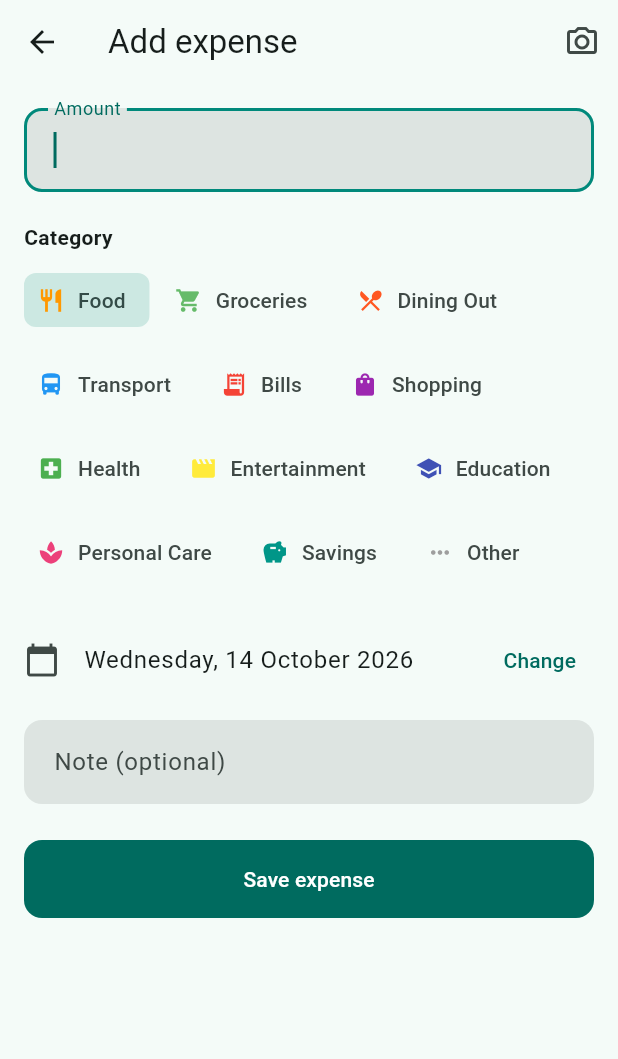
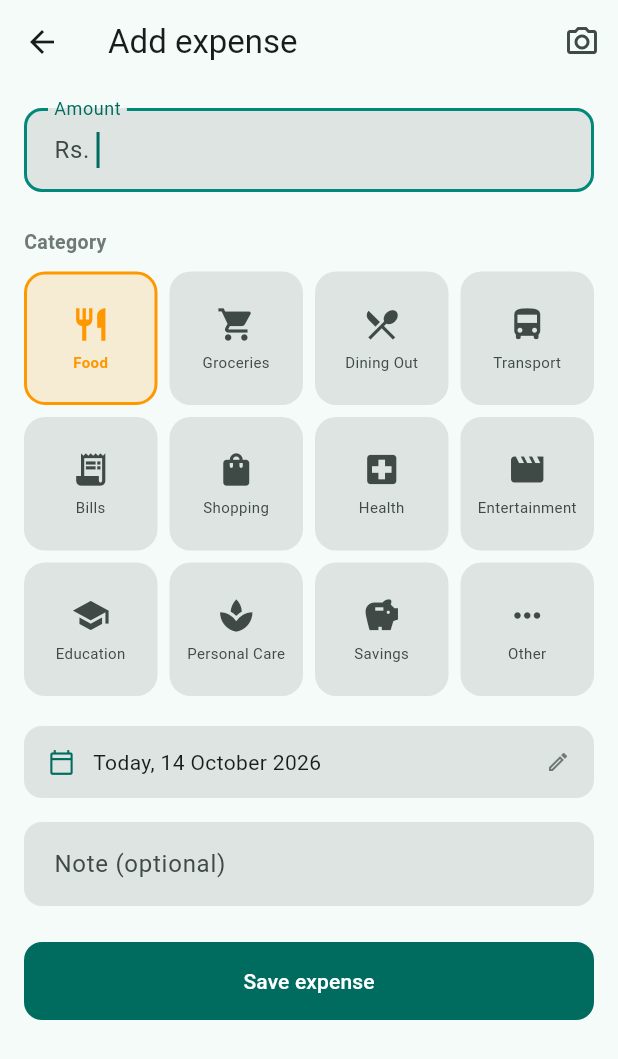
Before and after one commit to thilinaucsc/BudgieApp, a Flutter app: the AddExpenseScreen screen opened directly, on a phone screen of 412 x 824 dp. Shown: the top 1059 px of the screen. Run offline on Flutter 3.47's test engine with Material 3 defaults, Android fonts, the phone set to English and light mode, and no system bars; our stand-ins replace fl_chart, google_generative_ai, google_sign_in, image_picker, in_app_purchase, share_plus and 1 more; missing offline and left inert: google_mlkit_text_recognition, googleapis; accounts and stored records are empty.

Commit message:
ux: modern UI overhaul across all main screens
Home: group expense list by date with day headers showing label (Today /
Yesterday / weekday) and per-day total; remove redundant date from each
expense row

Add Expense: replace ChoiceChip wrap with animated 4-column category grid
(icon + label, color-highlighted when selected); currency prefix on amount
field; styled date picker row replaces plain ListTile

Settings: reorganise into labelled section cards (Budget, Security &
Backup, Premium); Google email shown as subtitle; consistent chevron
trailing icons

Theme: add listTileTheme (16px padding, 12px vertical) and dividerTheme
(1dp) so section cards look crisp

Co-Authored-By: Claude Sonnet 4.6 <noreply@anthropic.com>

```diff
--- a/lib/main.dart
+++ b/lib/main.dart
@@ -75,6 +75,11 @@ class ExpenseApp extends StatelessWidget {
           shape: RoundedRectangleBorder(borderRadius: BorderRadius.circular(8)),
           side: BorderSide.none,
         ),
+        listTileTheme: const ListTileThemeData(
+          contentPadding: EdgeInsets.symmetric(horizontal: 16),
+          minVerticalPadding: 12,
+        ),
+        dividerTheme: const DividerThemeData(space: 1, thickness: 1),
         navigationBarTheme: const NavigationBarThemeData(
           height: 65,
           elevation: 0,
--- a/lib/screens/add_expense_screen.dart
+++ b/lib/screens/add_expense_screen.dart
@@ -25,6 +25,7 @@ class _AddExpenseScreenState extends State<AddExpenseScreen> {
   late String _category;
   late DateTime _date;
   bool _scanning = false;
+  String _currency = 'Rs.';
 
   bool get isEdit => widget.expense != null;
 
@@ -32,10 +33,18 @@ class _AddExpenseScreenState extends State<AddExpenseScreen> {
   void initState() {
     super.initState();
     final e = widget.expense;
-    _amount = TextEditingController(text: e == null ? '' : e.amount.toString());
+    _amount =
+        TextEditingController(text: e == null ? '' : e.amount.toString());
     _note = TextEditingController(text: e?.note ?? '');
     _category = e?.category ?? categories.first.name;
     _date = e?.date ?? DateTime.now();
+    _loadCurrency();
+  }
+
+  Future<void> _loadCurrency() async {
+    final c =
+        await DatabaseHelper.instance.getSetting('currency', 'Rs.');
+    if (mounted) setState(() => _currency = c);
   }
 
   @override
@@ -100,21 +109,25 @@ class _AddExpenseScreenState extends State<AddExpenseScreen> {
     final db = DatabaseHelper.instance;
     final key = await db.getSetting('gemini_api_key', '');
     final result = key.isNotEmpty
-        ? await GeminiService(apiKey: key).extractFromReceipt(File(picked.path))
+        ? await GeminiService(apiKey: key)
+            .extractFromReceipt(File(picked.path))
         : await MlKitService().extractFromReceipt(File(picked.path));
     if (!mounted) return;
     setState(() => _scanning = false);
     if (result == null) {
       ScaffoldMessenger.of(context).showSnackBar(
         const SnackBar(
-          content: Text('Could not read bill — try better lighting or a clearer photo.'),
+          content: Text(
+              'Could not read bill — try better lighting or a clearer photo.'),
           duration: Duration(seconds: 4),
         ),
       );
       return;
     }
     setState(() {
-      if (result.amount != null) _amount.text = result.amount!.toStringAsFixed(2);
+      if (result.amount != null) {
+        _amount.text = result.amount!.toStringAsFixed(2);
+      }
       if (result.date != null) _date = result.date!;
       if (result.category != null) _category = result.category!;
       if (result.note != null) _note.text = result.note!;
@@ -141,6 +154,7 @@ class _AddExpenseScreenState extends State<AddExpenseScreen> {
 
   @override
   Widget build(BuildContext context) {
+    final cs = Theme.of(context).colorScheme;
     return Scaffold(
       appBar: AppBar(
         title: Text(isEdit ? 'Edit expense' : 'Add expense'),
@@ -148,7 +162,10 @@ class _AddExpenseScreenState extends State<AddExpenseScreen> {
           if (_scanning)
             const Padding(
               padding: EdgeInsets.all(14),
-              child: SizedBox(width: 20, height: 20, child: CircularProgressIndicator(strokeWidth: 2)),
+              child: SizedBox(
+                  width: 20,
+                  height: 20,
+                  child: CircularProgressIndicator(strokeWidth: 2)),
             )
           else
             IconButton(
@@ -166,45 +183,38 @@ class _AddExpenseScreenState extends State<AddExpenseScreen> {
             TextFormField(
               controller: _amount,
               autofocus: !isEdit,
-              keyboardType: const TextInputType.numberWithOptions(decimal: true),
-              decoration: const InputDecoration(
+              keyboardType:
+                  const TextInputType.numberWithOptions(decimal: true),
+              decoration: InputDecoration(
                 labelText: 'Amount',
+                prefixText: '$_currency ',
               ),
               validator: (v) {
                 final value = double.tryParse((v ?? '').trim());
-                if (value == null || value <= 0) return 'Enter an amount greater than 0';
+                if (value == null || value <= 0) {
+                  return 'Enter an amount greater than 0';
+                }
                 return null;
               },
             ),
+            const SizedBox(height: 24),
+            Text(
+              'Category',
+              style: TextStyle(
+                fontSize: 13,
+                fontWeight: FontWeight.w600,
+                color: cs.outline,
+              ),
+            ),
+            const SizedBox(height: 10),
+            _categoryGrid(cs),
             const SizedBox(height: 20),
-            const Text('Category', style: TextStyle(fontWeight: FontWeight.w600)),
-            const SizedBox(height: 8),
-            Wrap(
-              spacing: 8,
-              runSpacing: 8,
-              children: categories.map((c) {
-                return ChoiceChip(
-                  showCheckmark: false,
-                  avatar: Icon(c.icon, size: 18, color: c.color),
-                  label: Text(c.name),
-                  selected: _category == c.name,
-                  onSelected: (_) => setState(() => _category = c.name),
-                );
-              }).toList(),
-            ),
-            const SizedBox(height: 20),
-            ListTile(
-              contentPadding: EdgeInsets.zero,
-              leading: const Icon(Icons.calendar_today),
-              title: Text(DateFormat('EEEE, d MMMM yyyy').format(_date)),
-              trailing: TextButton(onPressed: _pickDate, child: const Text('Change')),
-            ),
-            const SizedBox(height: 12),
+            _datePicker(cs),
+            const SizedBox(height: 16),
             TextFormField(
               controller: _note,
-              decoration: const InputDecoration(
-                labelText: 'Note (optional)',
-              ),
+              decoration:
+                  const InputDecoration(labelText: 'Note (optional)'),
             ),
             const SizedBox(height: 24),
             FilledButton(
@@ -216,4 +226,95 @@ class _AddExpenseScreenState extends State<AddExpenseScreen> {
       ),
     );
   }
+
+  Widget _categoryGrid(ColorScheme cs) {
+    return GridView.builder(
+      shrinkWrap: true,
+      physics: const NeverScrollableScrollPhysics(),
+      gridDelegate: const SliverGridDelegateWithFixedCrossAxisCount(
+        crossAxisCount: 4,
+        childAspectRatio: 1.0,
+        crossAxisSpacing: 8,
+        mainAxisSpacing: 8,
+      ),
+      itemCount: categories.length,
+      itemBuilder: (_, i) {
+        final c = categories[i];
+        final selected = _category == c.name;
+        return GestureDetector(
+          onTap: () => setState(() => _category = c.name),
+          child: AnimatedContainer(
+            duration: const Duration(milliseconds: 150),
+            decoration: BoxDecoration(
+              color: selected
+                  ? c.color.withValues(alpha: 0.15)
+                  : cs.surfaceContainerHighest,
+              borderRadius: BorderRadius.circular(14),
+              border: Border.all(
+                color: selected ? c.color : Colors.transparent,
+                width: 2,
+              ),
+            ),
+            child: Column(
+              mainAxisAlignment: MainAxisAlignment.center,
+              children: [
+                Icon(
+                  c.icon,
+                  color: selected ? c.color : cs.onSurfaceVariant,
+                  size: 26,
+                ),
+                const SizedBox(height: 5),
+                Text(
+                  c.name,
+                  style: TextStyle(
+                    fontSize: 10,
+                    fontWeight: selected
+                        ? FontWeight.w700
+                        : FontWeight.normal,
+                    color: selected ? c.color : cs.onSurfaceVariant,
+                  ),
+                  textAlign: TextAlign.center,
+                  maxLines: 1,
+                  overflow: TextOverflow.ellipsis,
+                ),
+              ],
+            ),
+          ),
+        );
+      },
+    );
+  }
+
+  Widget _datePicker(ColorScheme cs) {
+    final isToday = DateFormat('yyyyMMdd').format(_date) ==
+        DateFormat('yyyyMMdd').format(DateTime.now());
+    return InkWell(
+      onTap: _pickDate,
+      borderRadius: BorderRadius.circular(12),
+      child: Container(
+        padding:
+            const EdgeInsets.symmetric(horizontal: 16, vertical: 14),
+        decoration: BoxDecoration(
+          color: cs.surfaceContainerHighest,
+          borderRadius: BorderRadius.circular(12),
+        ),
+        child: Row(
+          children: [
+            Icon(Icons.calendar_today_outlined,
+                size: 18, color: cs.primary),
+            const SizedBox(width: 12),
+            Expanded(
+              child: Text(
+                isToday
+                    ? 'Today, ${DateFormat('d MMMM yyyy').format(_date)}'
+                    : DateFormat('EEEE, d MMMM yyyy').format(_date),
+                style: const TextStyle(fontSize: 14),
+              ),
+            ),
+            Icon(Icons.edit_outlined, size: 16, color: cs.outline),
+          ],
+        ),
+      ),
+    );
+  }
 }
```
Also changed, not shown: lib/screens/home_screen.dart (+96 -25 lines), lib/screens/settings_screen.dart (+89 -51 lines).
